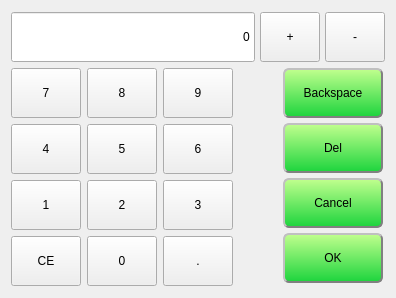
This is custom_widgets/lineeditwithvirtualnumerickeypad/virtualnumerickeypaddialog.ui in GaussCheng/2-5AxisPunch as Qt 5 draws it before an edit. The edited form follows.
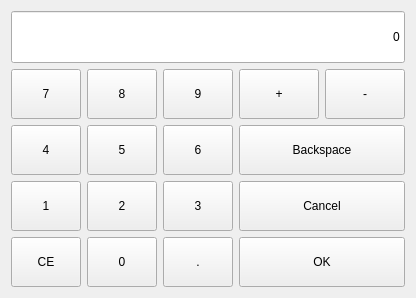
This is the edited form. Icons and pictures are not drawn.

```diff
--- a/custom_widgets/lineeditwithvirtualnumerickeypad/virtualnumerickeypaddialog.ui
+++ b/custom_widgets/lineeditwithvirtualnumerickeypad/virtualnumerickeypaddialog.ui
@@ -17,100 +17,40 @@
    <iconset resource="../../resource.qrc">
     <normaloff>:/resource/parameter.png</normaloff>:/resource/parameter.png</iconset>
   </property>
-  <layout class="QVBoxLayout" name="verticalLayout">
-   <property name="spacing">
-    <number>5</number>
-   </property>
+  <layout class="QVBoxLayout" name="verticalLayout_2">
    <item>
-    <layout class="QHBoxLayout" name="horizontalLayout">
-     <item>
-      <widget class="QLineEdit" name="displayLineEdit">
-       <property name="sizePolicy">
-        <sizepolicy hsizetype="Expanding" vsizetype="Preferred">
-         <horstretch>0</horstretch>
-         <verstretch>0</verstretch>
-        </sizepolicy>
-       </property>
-       <property name="focusPolicy">
-        <enum>Qt::NoFocus</enum>
-       </property>
-       <property name="contextMenuPolicy">
-        <enum>Qt::DefaultContextMenu</enum>
-       </property>
-       <property name="layoutDirection">
-        <enum>Qt::LeftToRight</enum>
-       </property>
-       <property name="text">
-        <string>0</string>
-       </property>
-       <property name="alignment">
-        <set>Qt::AlignRight|Qt::AlignTrailing|Qt::AlignVCenter</set>
-       </property>
-      </widget>
-     </item>
-     <item>
-      <widget class="QPushButton" name="addButton">
-       <property name="sizePolicy">
-        <sizepolicy hsizetype="Fixed" vsizetype="Preferred">
-         <horstretch>0</horstretch>
-         <verstretch>0</verstretch>
-        </sizepolicy>
-       </property>
-       <property name="minimumSize">
-        <size>
-         <width>60</width>
-         <height>50</height>
-        </size>
-       </property>
-       <property name="maximumSize">
-        <size>
-         <width>60</width>
-         <height>50</height>
-        </size>
-       </property>
-       <property name="focusPolicy">
-        <enum>Qt::NoFocus</enum>
-       </property>
-       <property name="text">
-        <string>+</string>
-       </property>
-      </widget>
-     </item>
-     <item>
-      <widget class="QPushButton" name="minusToolButton">
-       <property name="sizePolicy">
-        <sizepolicy hsizetype="Fixed" vsizetype="Preferred">
-         <horstretch>0</horstretch>
-         <verstretch>0</verstretch>
-        </sizepolicy>
-       </property>
-       <property name="minimumSize">
-        <size>
-         <width>60</width>
-         <height>50</height>
-        </size>
-       </property>
-       <property name="maximumSize">
-        <size>
-         <width>60</width>
-         <height>50</height>
-        </size>
-       </property>
-       <property name="focusPolicy">
-        <enum>Qt::NoFocus</enum>
-       </property>
-       <property name="text">
-        <string>-</string>
-       </property>
-      </widget>
-     </item>
-    </layout>
+    <widget class="QLineEdit" name="displayLineEdit">
+     <property name="sizePolicy">
+      <sizepolicy hsizetype="Expanding" vsizetype="Preferred">
+       <horstretch>0</horstretch>
+       <verstretch>0</verstretch>
+      </sizepolicy>
+     </property>
+     <property name="minimumSize">
+      <size>
+       <width>0</width>
+       <height>48</height>
+      </size>
+     </property>
+     <property name="focusPolicy">
+      <enum>Qt::NoFocus</enum>
+     </property>
+     <property name="contextMenuPolicy">
+      <enum>Qt::DefaultContextMenu</enum>
+     </property>
+     <property name="layoutDirection">
+      <enum>Qt::LeftToRight</enum>
+     </property>
+     <property name="text">
+      <string>0</string>
+     </property>
+     <property name="alignment">
+      <set>Qt::AlignRight|Qt::AlignTrailing|Qt::AlignVCenter</set>
+     </property>
+    </widget>
    </item>
    <item>
     <layout class="QHBoxLayout" name="horizontalLayout_2">
-     <property name="spacing">
-      <number>50</number>
-     </property>
      <item>
       <layout class="QGridLayout" name="numericLayout">
        <property name="spacing">
@@ -488,13 +428,67 @@
       </layout>
      </item>
      <item>
-      <layout class="QVBoxLayout" name="optionLayout" stretch="0,0,0,0">
-       <property name="spacing">
-        <number>5</number>
-       </property>
-       <property name="leftMargin">
-        <number>0</number>
-       </property>
+      <layout class="QVBoxLayout" name="verticalLayout">
+       <item>
+        <layout class="QHBoxLayout" name="horizontalLayout">
+         <item>
+          <widget class="QPushButton" name="addButton">
+           <property name="sizePolicy">
+            <sizepolicy hsizetype="Preferred" vsizetype="Preferred">
+             <horstretch>0</horstretch>
+             <verstretch>0</verstretch>
+            </sizepolicy>
+           </property>
+           <property name="minimumSize">
+            <size>
+             <width>0</width>
+             <height>50</height>
+            </size>
+           </property>
+           <property name="maximumSize">
+            <size>
+             <width>16777215</width>
+             <height>50</height>
+            </size>
+           </property>
+           <property name="focusPolicy">
+            <enum>Qt::NoFocus</enum>
+           </property>
+           <property name="text">
+            <string>+</string>
+           </property>
+          </widget>
+         </item>
+         <item>
+          <widget class="QPushButton" name="minusToolButton">
+           <property name="sizePolicy">
+            <sizepolicy hsizetype="Preferred" vsizetype="Preferred">
+             <horstretch>0</horstretch>
+             <verstretch>0</verstretch>
+            </sizepolicy>
+           </property>
+           <property name="minimumSize">
+            <size>
+             <width>0</width>
+             <height>50</height>
+            </size>
+           </property>
+           <property name="maximumSize">
+            <size>
+             <width>16777215</width>
+             <height>50</height>
+            </size>
+           </property>
+           <property name="focusPolicy">
+            <enum>Qt::NoFocus</enum>
+           </property>
+           <property name="text">
+            <string>-</string>
+           </property>
+          </widget>
+         </item>
+        </layout>
+       </item>
        <item>
         <widget class="QPushButton" name="backspaceToolButton">
          <property name="sizePolicy">
@@ -511,74 +505,18 @@
          </property>
          <property name="maximumSize">
           <size>
-           <width>100</width>
+           <width>16777215</width>
            <height>50</height>
           </size>
          </property>
          <property name="focusPolicy">
           <enum>Qt::NoFocus</enum>
          </property>
-         <property name="styleSheet">
-          <string notr="true">#backspaceToolButton{
-     border-style: outset;
-     border-width: 2px;
-     border-radius: 6px;
-     border-color: gray;
-	background-color: qlineargradient(spread:pad, x1:1, y1:1, x2:1, y2:0, stop:0 rgba(29, 212, 61, 255), stop:1 rgba(193, 255, 142, 255));
-}
-#backspaceToolButton:pressed{
-     border-style: inset;
-	background-color: qlineargradient(spread:pad, x1:1, y1:0, x2:1, y2:1, stop:0 rgba(29, 212, 61, 255), stop:1 rgba(193, 255, 142, 255));
-	color:black;
-}</string>
-         </property>
          <property name="text">
           <string>Backspace</string>
          </property>
         </widget>
        </item>
-       <item>
-        <widget class="QPushButton" name="delToolButton">
-         <property name="sizePolicy">
-          <sizepolicy hsizetype="Expanding" vsizetype="Expanding">
-           <horstretch>0</horstretch>
-           <verstretch>0</verstretch>
-          </sizepolicy>
-         </property>
-         <property name="minimumSize">
-          <size>
-           <width>0</width>
-           <height>50</height>
-          </size>
-         </property>
-         <property name="maximumSize">
-          <size>
-           <width>100</width>
-           <height>50</height>
-          </size>
-         </property>
-         <property name="focusPolicy">
-          <enum>Qt::NoFocus</enum>
-         </property>
-         <property name="styleSheet">
-          <string notr="true">#delToolButton{
-     border-style: outset;
-     border-width: 2px;
-     border-radius: 6px;
-     border-color: gray;
-	background-color: qlineargradient(spread:pad, x1:1, y1:1, x2:1, y2:0, stop:0 rgba(29, 212, 61, 255), stop:1 rgba(193, 255, 142, 255));
-}
-#delToolButton:pressed{
-     border-style: inset;
-	background-color: qlineargradient(spread:pad, x1:1, y1:0, x2:1, y2:1, stop:0 rgba(29, 212, 61, 255), stop:1 rgba(193, 255, 142, 255));
-	color:black;
-}</string>
-         </property>
-         <property name="text">
-          <string>Del</string>
-         </property>
-        </widget>
-       </item>
        <item>
         <widget class="QPushButton" name="cancelToolButton">
          <property name="sizePolicy">
@@ -595,27 +533,13 @@
          </property>
          <property name="maximumSize">
           <size>
-           <width>100</width>
+           <width>16777215</width>
            <height>50</height>
           </size>
          </property>
          <property name="focusPolicy">
           <enum>Qt::NoFocus</enum>
          </property>
-         <property name="styleSheet">
-          <string notr="true">#cancelToolButton{
-     border-style: outset;
-     border-width: 2px;
-     border-radius: 6px;
-     border-color: gray;
-	background-color: qlineargradient(spread:pad, x1:1, y1:1, x2:1, y2:0, stop:0 rgba(29, 212, 61, 255), stop:1 rgba(193, 255, 142, 255));
-}
-#cancelToolButton:pressed{
-     border-style: inset;
-	background-color: qlineargradient(spread:pad, x1:1, y1:0, x2:1, y2:1, stop:0 rgba(29, 212, 61, 255), stop:1 rgba(193, 255, 142, 255));
-	color:black;
-}</string>
-         </property>
          <property name="text">
           <string>Cancel</string>
          </property>
@@ -637,27 +561,13 @@
          </property>
          <property name="maximumSize">
           <size>
-           <width>100</width>
+           <width>16777215</width>
            <height>50</height>
           </size>
          </property>
          <property name="focusPolicy">
           <enum>Qt::NoFocus</enum>
          </property>
-         <property name="styleSheet">
-          <string notr="true">#okToolButton{
-     border-style: outset;
-     border-width: 2px;
-     border-radius: 6px;
-     border-color: gray;
-	background-color: qlineargradient(spread:pad, x1:1, y1:1, x2:1, y2:0, stop:0 rgba(29, 212, 61, 255), stop:1 rgba(193, 255, 142, 255));
-}
-#okToolButton:pressed{
-     border-style: inset;
-	background-color: qlineargradient(spread:pad, x1:1, y1:0, x2:1, y2:1, stop:0 rgba(29, 212, 61, 255), stop:1 rgba(193, 255, 142, 255));
-	color:black;
-}</string>
-         </property>
          <property name="text">
           <string>OK</string>
          </property>
```
